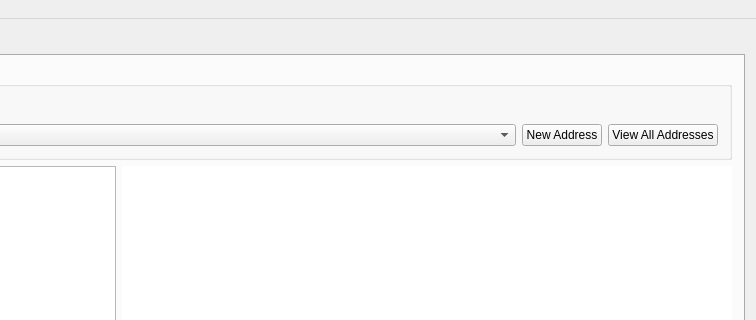
Qt form src/mainwindow.ui (ohsevin/PirateWallet-Lite) before a commit; both pictures show x 518 to 1274 and y 0 to 320 of the 1274 by 779 pixel window.
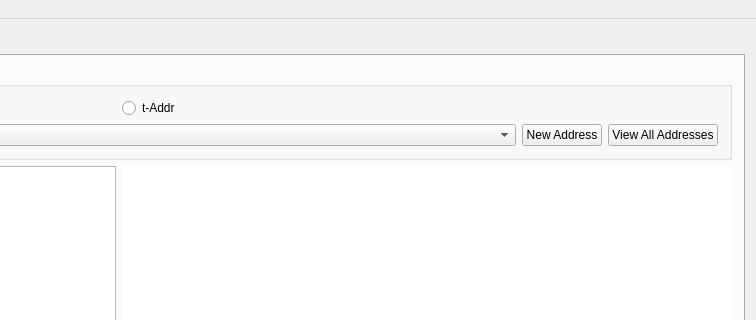
The same form after that commit. The open tabs and pages were chosen to show the change. Icons and pictures are not drawn. Custom widgets are drawn as their Qt base class.

Commit message: hide R-tab

```diff
--- a/src/mainwindow.ui
+++ b/src/mainwindow.ui
@@ -730,6 +730,22 @@
                  </property>
                 </widget>
                </item>
+               <item>
+                <widget class="QRadioButton" name="rdioTAddr">
+                 <property name="visible">
+                  <bool>false</bool>
+                 </property>
+                 <property name="sizePolicy">
+                  <sizepolicy hsizetype="Preferred" vsizetype="Fixed">
+                   <horstretch>0</horstretch>
+                   <verstretch>0</verstretch>
+                  </sizepolicy>
+                 </property>
+                 <property name="text">
+                  <string>t-Addr</string>
+                 </property>
+                </widget>
+               </item>
               </layout>
              </item>
              <item>
```
